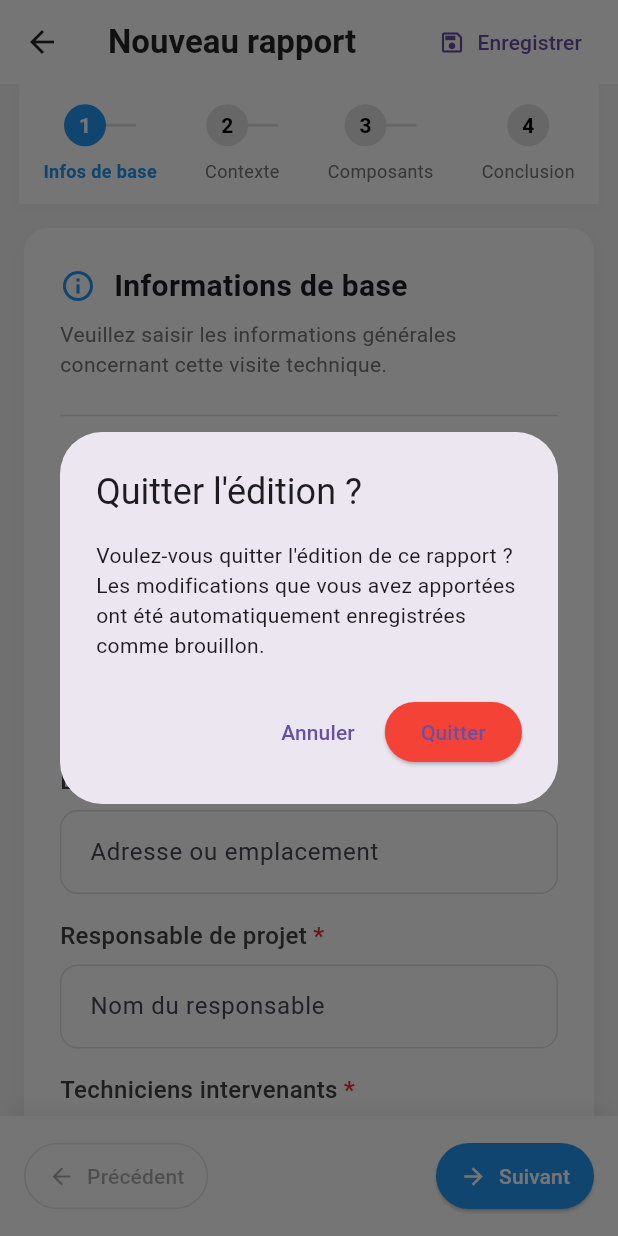
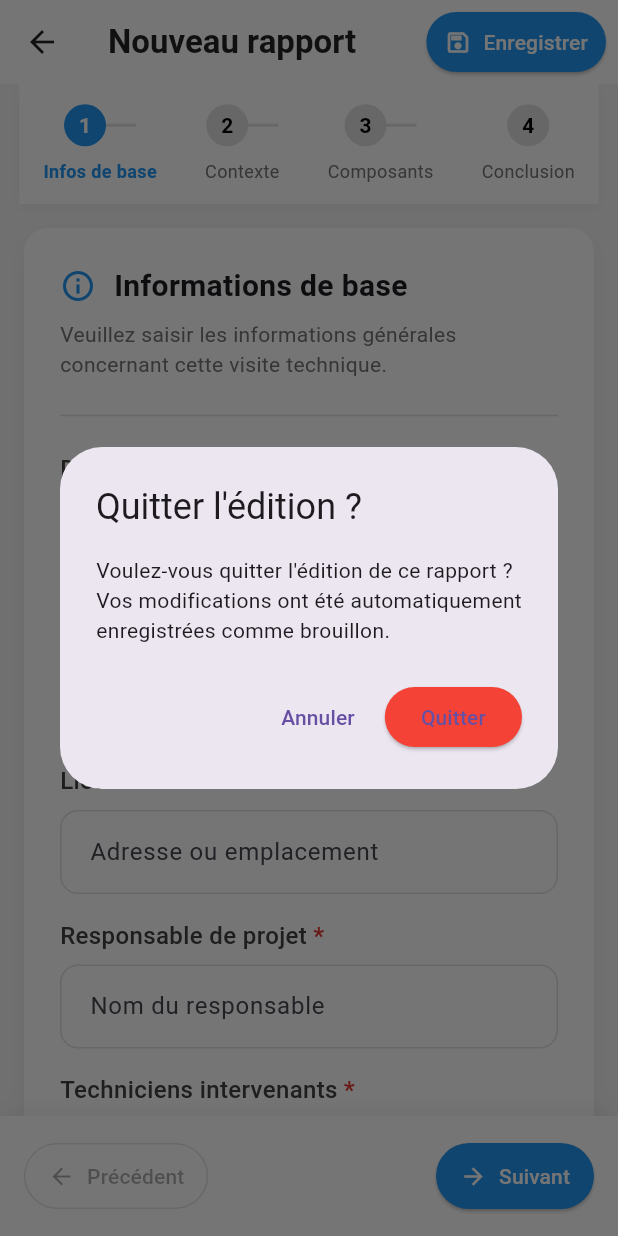
Before and after one commit to Skanderba8/Kony, a Flutter app: the ReportFormScreen screen opened by its route, after a tap on the "arrow back" icon, on a phone screen of 412 x 824 dp. Run offline on Flutter 3.47's test engine with Material 3 defaults, Android fonts, the phone set to English and light mode, and no system bars; our stand-ins replace cloud_firestore, firebase_auth, firebase_core, open_file, pdf, share_plus; missing offline and left inert: flutter_pdfview; accounts and stored records are empty.

Commit message:
slight changes to tech interface

```diff
--- a/lib/views/screens/report_form/report_form_screen.dart
+++ b/lib/views/screens/report_form/report_form_screen.dart
@@ -1,4 +1,6 @@
 // lib/views/screens/report_form/report_form_screen.dart
+import 'dart:async';
+
 import 'package:flutter/material.dart';
 import 'package:provider/provider.dart';
 import '../../../view_models/technical_visit_report_view_model.dart';
@@ -27,19 +29,41 @@ class _ReportFormScreenState extends State<ReportFormScreen> {
   bool _isInitialized = false;
   bool _isLoading = false;
   final ScrollController _scrollController = ScrollController();
+  bool _isSaving = false;
+  Timer? _autoSaveTimer;
 
   @override
   void initState() {
     super.initState();
     WidgetsBinding.instance.addPostFrameCallback((_) {
       _initializeReport();
+      // Setup auto-save every 30 seconds
+      _autoSaveTimer = Timer.periodic(const Duration(seconds: 30), (_) {
+        _autoSave();
+      });
     });
   }
 
   @override
   void dispose() {
+    _autoSaveTimer?.cancel();
     _scrollController.dispose();
     super.dispose();
+  }
+
+  /// Auto-save the report without UI feedback
+  Future<void> _autoSave() async {
+    if (_isInitialized && !_isLoading && !_isSaving) {
+      final viewModel = Provider.of<TechnicalVisitReportViewModel>(
+        context,
+        listen: false,
+      );
+
+      if (viewModel.currentReport != null) {
+        await viewModel.saveDraft();
+        debugPrint('Auto-saved report at ${DateTime.now()}');
+      }
+    }
   }
 
   /// Initialize the report, either by loading an existing one or creating a new draft
@@ -99,7 +123,7 @@ class _ReportFormScreenState extends State<ReportFormScreen> {
       listen: false,
     );
 
-    // Save before proceeding
+    // Always save before proceeding
     await viewModel.saveDraft();
 
     if (viewModel.nextStep()) {
@@ -112,12 +136,15 @@ class _ReportFormScreenState extends State<ReportFormScreen> {
     }
   }
 
-  /// Move to the previous step
-  void _previousStep() {
+  // Also update the _previousStep method to save before navigating
+  void _previousStep() async {
     final viewModel = Provider.of<TechnicalVisitReportViewModel>(
       context,
       listen: false,
     );
+
+    // Save current state before going back
+    await viewModel.saveDraft();
 
     if (viewModel.previousStep()) {
       // Scroll to top when changing steps
@@ -233,6 +260,16 @@ class _ReportFormScreenState extends State<ReportFormScreen> {
 
   /// Display confirmation dialog before discarding changes and going back
   Future<bool> _confirmExit() async {
+    // Save the current state automatically
+    final viewModel = Provider.of<TechnicalVisitReportViewModel>(
+      context,
+      listen: false,
+    );
+
+    if (viewModel.currentReport != null) {
+      await viewModel.saveDraft();
+    }
+
     final bool confirmed =
         await showDialog(
           context: context,
@@ -241,7 +278,7 @@ class _ReportFormScreenState extends State<ReportFormScreen> {
                 title: const Text('Quitter l\'édition ?'),
                 content: const Text(
                   'Voulez-vous quitter l\'édition de ce rapport ? '
-                  'Les modifications que vous avez apportées ont été automatiquement enregistrées comme brouillon.',
+                  'Vos modifications ont été automatiquement enregistrées comme brouillon.',
                 ),
                 actions: [
                   TextButton(
@@ -268,7 +305,9 @@ class _ReportFormScreenState extends State<ReportFormScreen> {
     return WillPopScope(
       onWillPop: _confirmExit,
       child: Scaffold(
-        appBar: AppBar(
+        appBar: // In lib/views/screens/report_form/report_form_screen.dart
+        // Update the actions section in the AppBar
+        AppBar(
           title: Consumer<TechnicalVisitReportViewModel>(
             builder: (context, viewModel, _) {
               final report = viewModel.currentReport;
@@ -276,22 +315,6 @@ class _ReportFormScreenState extends State<ReportFormScreen> {
                   report == null || report.clientName.isEmpty
                       ? 'Nouveau rapport'
                       : 'Rapport: ${report.clientName}';
-
-              // Show floor selector in app bar only on the components step (step 2)
-              final actions = <Widget>[
-                // Save button always visible
-                Padding(
-                  padding: const EdgeInsets.symmetric(horizontal: 8.0),
-                  child: TextButton.icon(
-                    onPressed:
-                        viewModel.isLoading
-                            ? null
-                            : () => viewModel.saveDraft(),
-                    icon: const Icon(Icons.save_outlined),
-                    label: const Text('Enregistrer'),
-                  ),
-                ),
-              ];
 
               return Row(
                 mainAxisSize: MainAxisSize.min,
@@ -326,13 +349,48 @@ class _ReportFormScreenState extends State<ReportFormScreen> {
               builder: (context, viewModel, _) {
                 return Padding(
                   padding: const EdgeInsets.symmetric(horizontal: 8.0),
-                  child: TextButton.icon(
+                  child: ElevatedButton.icon(
                     onPressed:
-                        viewModel.isLoading
+                        _isSaving || viewModel.isLoading
                             ? null
-                            : () => viewModel.saveDraft(),
-                    icon: const Icon(Icons.save_outlined),
+                            : () async {
+                              setState(() => _isSaving = true);
+                              await viewModel.saveDraft();
+                              if (mounted) {
+                                ScaffoldMessenger.of(context).showSnackBar(
+                                  const SnackBar(
+                                    content: Text(
+                                      'Brouillon enregistré avec succès',
+                                    ),
+                                    duration: Duration(seconds: 2),
+                                  ),
+                                );
+                                setState(() => _isSaving = false);
+                              }
+                            },
+                    icon:
+                        _isSaving
+                            ? const SizedBox(
+                              width: 16,
+                              height: 16,
+                              child: CircularProgressIndicator(
+                                color: Colors.white,
+                                strokeWidth: 2,
+                              ),
+                            )
+                            : const Icon(Icons.save_outlined, size: 18),
                     label: const Text('Enregistrer'),
+                    style: ElevatedButton.styleFrom(
+                      backgroundColor: Colors.blue,
+                      foregroundColor: Colors.white,
+                      shape: RoundedRectangleBorder(
+                        borderRadius: BorderRadius.circular(20),
+                      ),
+                      padding: const EdgeInsets.symmetric(
+                        horizontal: 12,
+                        vertical: 8,
+                      ),
+                    ),
                   ),
                 );
               },
```
Also changed, not shown: lib/views/screens/report_list_screen.dart (+70 -2 lines), lib/views/widgets/report_form/dynamic_list_section.dart (+10 -2 lines), lib/views/widgets/report_form/floor_selector.dart (+9 -10 lines).
